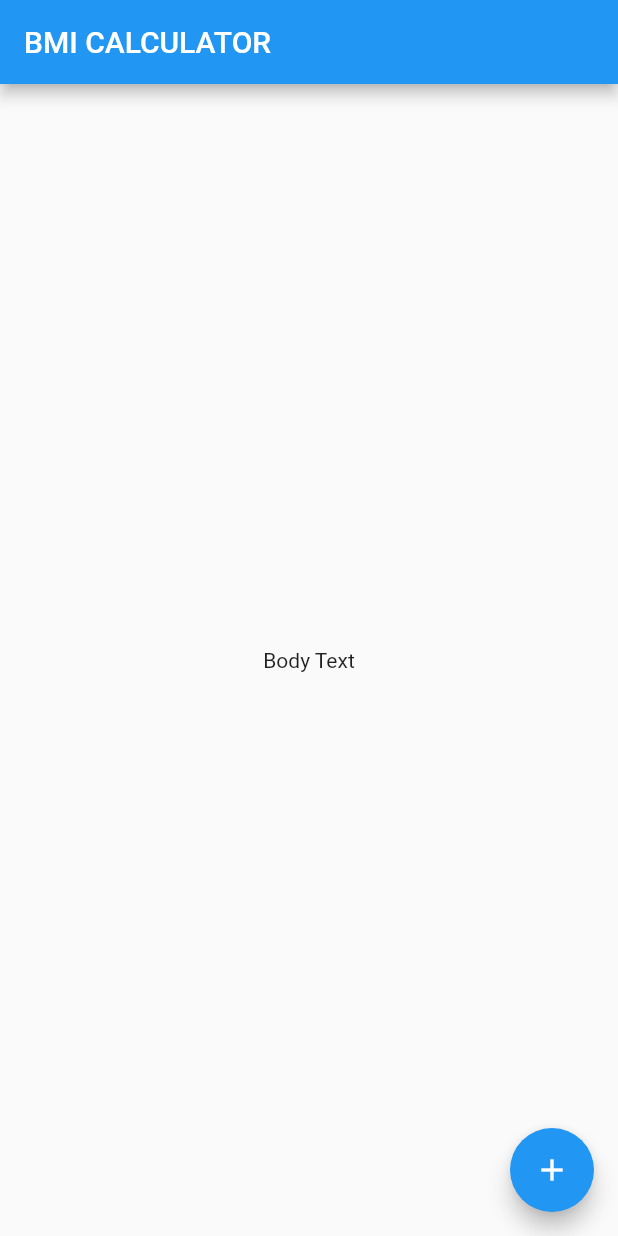
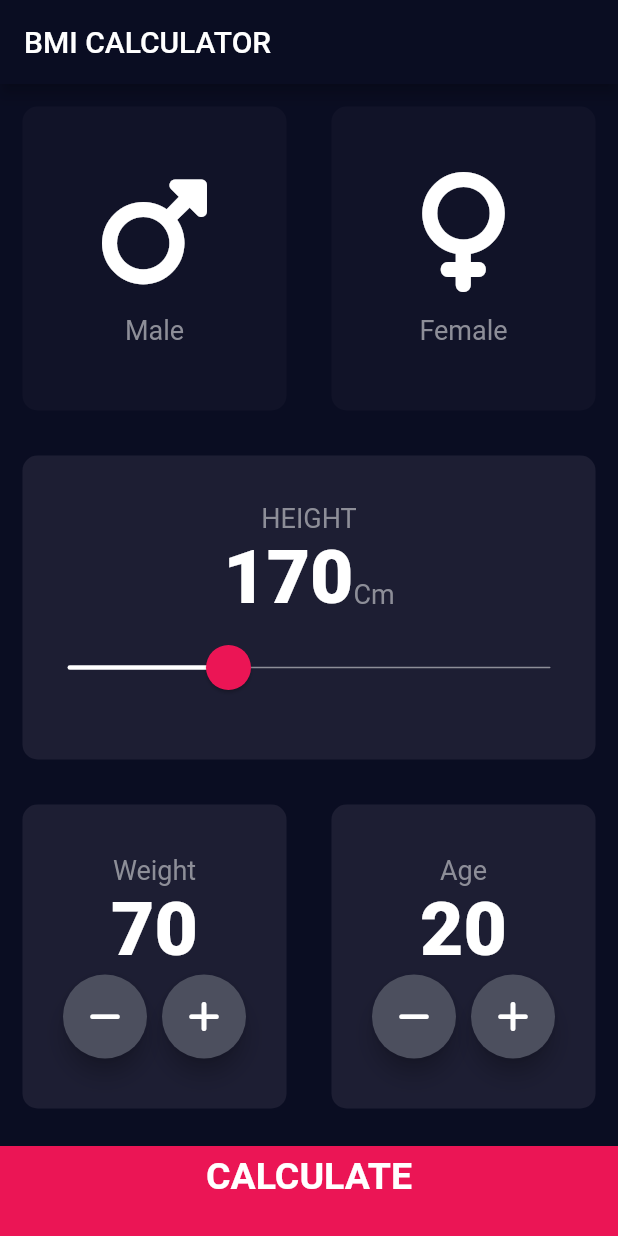
Before and after one commit to HeratUni-CS/bmi-calculator-Ramin176, a Flutter app: the screen it shows after launch, on a phone screen of 412 x 824 dp. Run offline on Flutter 3.47's test engine with Material 2 defaults, Android fonts, the phone set to English and light mode, and no system bars; our stand-ins replace font_awesome_flutter.

Commit message:
final commit

```diff
--- /dev/null
+++ b/lib/Calculate_brain.dart
@@ -0,0 +1,32 @@
+import 'dart:math';
+
+class CalculateBrain {
+  CalculateBrain({this.height, this.weight});
+  final int? height;
+  final int? weight;
+  late double _bmi;
+  String calculateBMI() {
+    _bmi = weight! / pow(height! / 100, 2);
+    return _bmi.toStringAsFixed(1);
+  }
+
+  String getResult() {
+    if (_bmi >= 25) {
+      return 'Overweight';
+    } else if (_bmi > 18.5) {
+      return 'Normal';
+    } else {
+      return 'Underweight';
+    }
+  }
+
+  String getInterPretation() {
+    if (_bmi >= 25) {
+      return 'You have a higher than mormal body weight. Try to exercise more.';
+    } else if (_bmi > 18.5) {
+      return 'You have a normal body weight. Good job!';
+    } else {
+      return 'You have a lower than normal body weight. you can eat a bit more';
+    }
+  }
+}
--- /dev/null
+++ b/lib/bottom_botton.dart
@@ -0,0 +1,34 @@
+import 'package:flutter/material.dart';
+
+import 'constant.dart';
+
+class BottomBotton extends StatefulWidget {
+  final Function onTap;
+  final String buttonTitle;
+
+  BottomBotton({required this.buttonTitle, required this.onTap});
+
+  @override
+  State<BottomBotton> createState() => _BottomBottonState();
+}
+
+class _BottomBottonState extends State<BottomBotton> {
+  @override
+  Widget build(BuildContext context) {
+    return GestureDetector(
+      onTap: () => widget.onTap,
+      child: Container(
+        color: buttomCardColor,
+        margin: const EdgeInsets.only(top: 10.0),
+        padding: EdgeInsets.only(bottom: 20.0),
+        width: double.infinity,
+        height: bottom_height,
+        child: Center(
+            child: Text(
+          widget.buttonTitle,
+          style: KlargeBottonTextStyle,
+        )),
+      ),
+    );
+  }
+}
--- /dev/null
+++ b/lib/constant.dart
@@ -0,0 +1,25 @@
+import 'package:flutter/material.dart';
+
+const double bottom_height = 60;
+const Color KactiveCardColor = Color(0xFF1D1E33);
+const inActiveCardColor = Color(0xFF111328);
+const buttomCardColor = Color(0xFFEB1555);
+
+enum Gender { male, female }
+
+const kLabelTextStyle = TextStyle(
+  fontSize: 18,
+  color: Color(0xFF8D8E98),
+);
+const kNumberTextStyle = TextStyle(
+  fontSize: 50,
+  fontWeight: FontWeight.w900,
+);
+
+const KlargeBottonTextStyle =
+    TextStyle(fontSize: 25.0, fontWeight: FontWeight.bold);
+const KTitleTextStyle = TextStyle(fontSize: 50.0, fontWeight: FontWeight.bold);
+const resultTextStyle = TextStyle(
+    color: Color(0xFF24D876), fontSize: 22.0, fontWeight: FontWeight.bold);
+const KBMITextStyle = TextStyle(fontSize: 100.0, fontWeight: FontWeight.bold);
+const KBodyTextStyle = TextStyle(fontSize: 22.0);
--- /dev/null
+++ b/lib/home.dart
@@ -0,0 +1,225 @@
+import 'package:bmi_starting/Calculate_brain.dart';
+import 'package:bmi_starting/resultPage.dart';
+import 'package:bmi_starting/round_IconButton.dart';
+import 'package:flutter/material.dart';
+import 'package:font_awesome_flutter/font_awesome_flutter.dart';
+import 'bottom_botton.dart';
+import 'constant.dart';
+import 'icon.dart';
+import 'rusableCard.dart';
+
+class home extends StatefulWidget {
+  @override
+  State<home> createState() => _homeState();
+}
+
+class _homeState extends State<home> {
+  Gender? selectedgender;
+  int height = 170;
+  int weight = 70;
+  int age = 20;
+
+  @override
+  Widget build(BuildContext context) {
+    return Scaffold(
+      appBar: AppBar(
+        title: const Text('BMI CALCULATOR'),
+        backgroundColor: const Color(0xFF0A0D22),
+      ),
+      body: Column(
+        crossAxisAlignment: CrossAxisAlignment.stretch,
+        children: [
+          Expanded(
+            child: Row(
+              children: [
+                Expanded(
+                  child: RusableCard(
+                    onTab: () {
+                      setState(() {
+                        selectedgender = Gender.male;
+                      });
+                    },
+                    color: selectedgender == Gender.male
+                        ? KactiveCardColor
+                        : inActiveCardColor,
+                    Cardchild:
+                        Iconcontent(icon: FontAwesomeIcons.mars, label: "Male"),
+                  ),
+                ),
+                Expanded(
+                  child: RusableCard(
+                    onTab: () {
+                      setState(() {
+                        selectedgender = Gender.female;
+                      });
+                    },
+                    color: selectedgender == Gender.female
+                        ? KactiveCardColor
+                        : inActiveCardColor,
+                    Cardchild: Iconcontent(
+                      icon: FontAwesomeIcons.venus,
+                      label: "Female",
+                    ),
+                  ),
+                ),
+              ],
+            ),
+          ),
+          Expanded(
+            child: RusableCard(
+              Cardchild: Column(
+                mainAxisAlignment: MainAxisAlignment.center,
+                children: [
+                  const Text(
+                    "HEIGHT",
+                    style: kLabelTextStyle,
+                  ),
+                  Row(
+                    mainAxisAlignment: MainAxisAlignment.center,
+                    crossAxisAlignment: CrossAxisAlignment.baseline,
+                    textBaseline: TextBaseline.alphabetic,
+                    children: [
+                      Text(
+                        height.toString(),
+                        style: kNumberTextStyle,
+                      ),
+                      const Text(
+                        "Cm",
+                        style: kLabelTextStyle,
+                      )
+                    ],
+                  ),
+                  SliderTheme(
+                    data: SliderTheme.of(context).copyWith(
+                      trackHeight: 1,
+                      overlayColor: const Color(0x1fEB1555),
+                      activeTrackColor: Colors.white,
+                      inactiveTrackColor: Color(0xFF8D8E98),
+                      thumbColor: buttomCardColor,
+                      thumbShape:
+                          const RoundSliderThumbShape(enabledThumbRadius: 15),
+                      overlayShape:
+                          const RoundSliderOverlayShape(overlayRadius: 30),
+                    ),
+                    child: Slider(
+                      value: height.toDouble(),
+                      min: 130,
+                      max: 250,
+                      onChanged: (double newValue) {
+                        setState(() {
+                          height = newValue.round();
+                        });
+                      },
+                    ),
+                  ),
+                ],
+              ),
+            ),
+          ),
+          Expanded(
+            child: Row(
+              children: [
+                Expanded(
+                  child: RusableCard(
+                    Cardchild: Column(
+                      mainAxisAlignment: MainAxisAlignment.center,
+                      children: [
+                        const Text(
+                          "Weight",
+                          style: kLabelTextStyle,
+                        ),
+                        Text(
+                          weight.toString(),
+                          style: kNumberTextStyle,
+                        ),
+                        Row(
+                          mainAxisAlignment: MainAxisAlignment.center,
+                          children: [
+                            RoundIconButton(
+                              icon: FontAwesomeIcons.minus,
+                              onPressed: () {
+                                setState(() {
+                                  weight--;
+                                });
+                              },
+                            ),
+                            const SizedBox(
+                              width: 10,
+                            ),
+                            RoundIconButton(
+                              icon: FontAwesomeIcons.plus,
+                              onPressed: () {
+                                setState(() {
+                                  weight++;
+                                });
+                              },
+                            )
+                          ],
+                        )
+                      ],
+                    ),
+                  ),
+                ),
+                Expanded(
+                  child: RusableCard(
+                    Cardchild: Column(
+                      mainAxisAlignment: MainAxisAlignment.center,
+                      children: [
+                        const Text(
+                          "Age",
+                          style: kLabelTextStyle,
+                        ),
+                        Text(
+                          age.toString(),
+                          style: kNumberTextStyle,
+                        ),
+                        Row(
+                          mainAxisAlignment: MainAxisAlignment.center,
+                          children: [
+                            RoundIconButton(
+                              icon: FontAwesomeIcons.minus,
+                              onPressed: () {
+                                setState(() {
+                                  age--;
+                                });
+                              },
+                            ),
+                            const SizedBox(
+                              width: 10.0,
+                            ),
+                            RoundIconButton(
+                              icon: FontAwesomeIcons.plus,
+                              onPressed: () {
+                                setState(() {
+                                  age++;
+                                });
+                              },
+                            )
+                          ],
+                        )
+                      ],
+                    ),
+                  ),
+                ),
+              ],
+            ),
+          ),
+          BottomBotton(
+              buttonTitle: 'CALCULATE',
+              onTap: () {
+                CalculateBrain cals =
+                    CalculateBrain(height: height, weight: weight);
+                Navigator.push(
+                    context,
+                    MaterialPageRoute(
+                        builder: ((context) => ResultPage(
+                              bmiResult: cals.calculateBMI(),
+                              interpretation: cals.getInterPretation(),
+                              resultText: cals.getResult(),
+                            ))));
+              }),
+        ],
+      ),
+    );
+  }
+}
--- /dev/null
+++ b/lib/icon.dart
@@ -0,0 +1,31 @@
+import 'package:flutter/material.dart';
+
+class Iconcontent extends StatelessWidget {
+  final IconData? icon;
+  final String? label;
+
+  Iconcontent({this.icon, this.label});
+
+  @override
+  Widget build(BuildContext context) {
+    return Column(
+      mainAxisAlignment: MainAxisAlignment.center,
+      children: [
+        Icon(
+          icon,
+          size: 80.0,
+        ),
+        const SizedBox(
+          height: 15.0,
+        ),
+        Text(
+          label!,
+          style: const TextStyle(
+            fontSize: 18,
+            color: Color(0xFF8D8E98),
+          ),
+        )
+      ],
+    );
+  }
+}
--- a/lib/main.dart
+++ b/lib/main.dart
@@ -1,35 +1,19 @@
 import 'package:flutter/material.dart';
 
-void main() => runApp(BMICalculator());
+import 'home.dart';
 
-class BMICalculator extends StatelessWidget {
+void main() => runApp(BMI());
+
+class BMI extends StatelessWidget {
   @override
   Widget build(BuildContext context) {
     return MaterialApp(
-      home: InputPage(),
+      // background Theme
+      theme: ThemeData.dark().copyWith(
+        primaryColor: const Color(0xFF0A0D22),
+        scaffoldBackgroundColor: const Color(0xFF0A0D22),
+      ),
+      home: home(),
     );
   }
 }
-
-class InputPage extends StatefulWidget {
-  @override
-  State<InputPage> createState() => _InputPageState();
-}
-
-class _InputPageState extends State<InputPage> {
-  @override
-  Widget build(BuildContext context) {
-    return Scaffold(
-      appBar: AppBar(
-        title: Text('BMI CALCULATOR'),
-      ),
-      body: Center(
-        child: Text('Body Text'),
-      ),
-      floatingActionButton: FloatingActionButton(
-        onPressed: () {},
-        child: Icon(Icons.add),
-      ),
-    );
-  }
-}
--- /dev/null
+++ b/lib/resultPage.dart
@@ -0,0 +1,69 @@
+import 'package:bmi_starting/rusableCard.dart';
+import 'package:flutter/material.dart';
+
+import 'bottom_botton.dart';
+import 'constant.dart';
+
+class ResultPage extends StatelessWidget {
+  ResultPage(
+      {required this.bmiResult,
+      required this.interpretation,
+      required this.resultText});
+  final String bmiResult;
+  final String resultText;
+  final String interpretation;
+
+  @override
+  Widget build(BuildContext context) {
+    return Scaffold(
+      appBar: AppBar(
+        title: const Text("ResultPage"),
+      ),
+      body: Column(
+        crossAxisAlignment: CrossAxisAlignment.start,
+        mainAxisAlignment: MainAxisAlignment.spaceEvenly,
+        children: [
+          Expanded(
+              child: Container(
+            padding: EdgeInsets.all(15.0),
+            alignment: Alignment.bottomLeft,
+            child: Text(
+              resultText,
+              style: KTitleTextStyle,
+            ),
+          )),
+          Expanded(
+            flex: 5,
+            child: RusableCard(
+                color: KactiveCardColor,
+                Cardchild: Column(
+                  mainAxisAlignment: MainAxisAlignment.spaceEvenly,
+                  crossAxisAlignment: CrossAxisAlignment.center,
+                  children: [
+                    Text(
+                      resultText.toUpperCase(),
+                      style: resultTextStyle,
+                    ),
+                    Text(
+                      bmiResult,
+                      style: KBMITextStyle,
+                    ),
+                    Text(
+                      interpretation,
+                      style: KBodyTextStyle,
+                      textAlign: TextAlign.center,
+                    )
+                  ],
+                )),
+          ),
+          BottomBotton(
+            buttonTitle: 'RE-CALCULATE',
+            onTap: () {
+              Navigator.pop(context);
+            },
+          )
+        ],
+      ),
+    );
+  }
+}
--- /dev/null
+++ b/lib/round_IconButton.dart
@@ -0,0 +1,22 @@
+import 'package:flutter/material.dart';
+
+class RoundIconButton extends StatelessWidget {
+  final IconData? icon;
+  final VoidCallback? onPressed;
+  RoundIconButton({required this.icon, required this.onPressed});
+
+  @override
+  Widget build(BuildContext context) {
+    return RawMaterialButton(
+        // ignore: sort_child_properties_last
+        child: Icon(icon),
+        constraints: const BoxConstraints.tightFor(
+          width: 56.0,
+          height: 56.0,
+        ),
+        elevation: 6.0,
+        fillColor: const Color(0xFF4C4F5E),
+        shape: const CircleBorder(),
+        onPressed: onPressed);
+  }
+}
--- /dev/null
+++ b/lib/rusableCard.dart
@@ -0,0 +1,24 @@
+import 'package:flutter/material.dart';
+import 'constant.dart';
+
+class RusableCard extends StatelessWidget {
+  final Color? color;
+  final Widget? Cardchild;
+  final VoidCallback? onTab;
+  RusableCard({this.color, this.Cardchild, this.onTab});
+
+  @override
+  Widget build(BuildContext context) {
+    return GestureDetector(
+      onTap: onTab,
+      child: Container(
+        margin: const EdgeInsets.all(15.0),
+        decoration: BoxDecoration(
+          color: color ?? KactiveCardColor,
+          borderRadius: BorderRadius.circular(10.0),
+        ),
+        child: Cardchild,
+      ),
+    );
+  }
+}
--- a/pubspec.yaml
+++ b/pubspec.yaml
@@ -36,6 +36,7 @@ dependencies:
   # The following adds the Cupertino Icons font to your application.
   # Use with the CupertinoIcons class for iOS style icons.
   cupertino_icons: ^1.0.2
+  font_awesome_flutter: ^10.4.0
 
 dev_dependencies:
   flutter_test:
```
Also changed, not shown: pubspec.lock.
